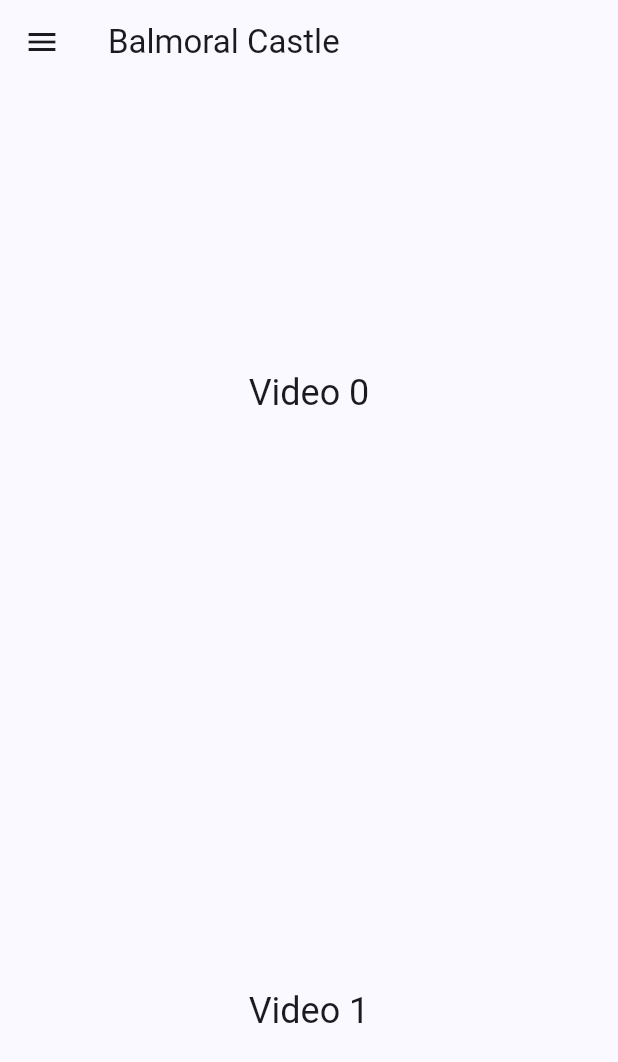
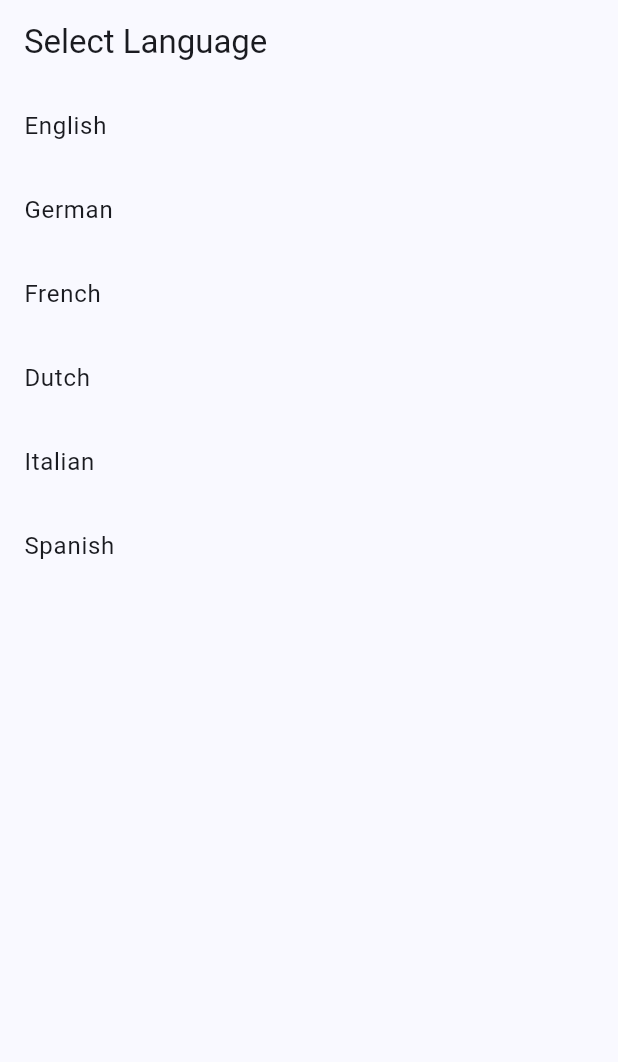
Before and after one commit to konan-91/Balmoral-Castle, a Flutter app: the screen it shows after launch, on a phone screen of 412 x 824 dp. Shown: the top 1062 px of the screen. Run offline on Flutter 3.47's test engine with Material 3 defaults, Android fonts, the phone set to English and light mode, and no system bars.

Commit message:
Added language selection screen on startup & language selection menu item

```diff
--- /dev/null
+++ b/lib/language_selection_screen.dart
@@ -0,0 +1,35 @@
+import 'package:flutter/material.dart';
+import 'package:provider/provider.dart';
+import 'language_provider.dart';
+import 'main.dart';
+
+class LanguageSelectionScreen extends StatelessWidget {
+  const LanguageSelectionScreen({super.key});
+
+  @override
+  Widget build(BuildContext context) {
+    final provider = Provider.of<LanguageProvider>(context, listen: false);
+
+    final languages = ['English', 'German', 'French', 'Dutch', 'Italian', 'Spanish'];
+
+    return Scaffold(
+      appBar: AppBar(title: const Text('Select Language')),
+      body: ListView.builder(
+        itemCount: languages.length,
+        itemBuilder: (context, index) {
+          final lang = languages[index];
+          return ListTile(
+            title: Text(lang),
+            onTap: () {
+              provider.setLanguage(lang);
+              Navigator.pushReplacement(
+                context,
+                MaterialPageRoute(builder: (_) => const MyHomePage()),
+              );
+            },
+          );
+        },
+      ),
+    );
+  }
+}
--- a/lib/main.dart
+++ b/lib/main.dart
@@ -1,13 +1,21 @@
 import 'package:flutter/material.dart';
 import 'package:provider/provider.dart';
-import 'package:provider/provider.dart';
+import 'language_selection_screen.dart';
+import 'language_provider.dart';
 
 void main() {
-  runApp(const MyApp());
+  runApp(
+    ChangeNotifierProvider(
+      create: (_) => LanguageProvider(),
+      child: MyApp(),
+    ),
+  );
 }
 
 class MyApp extends StatelessWidget {
   const MyApp({super.key});
+
+
 
   // Global Appearance Controls
   @override
@@ -17,7 +25,7 @@ class MyApp extends StatelessWidget {
       theme: ThemeData(
         colorScheme: ColorScheme.fromSeed(seedColor: Colors.blueAccent),
       ),
-      home: const MyHomePage(),
+      home: const LanguageSelectionScreen(),
     );
   }
 }
@@ -28,6 +36,10 @@ class MyHomePage extends StatelessWidget {
   // App Start
   @override
   Widget build(BuildContext context) {
+
+    final language = context.watch<LanguageProvider>().language; // Debug, checking lang works
+    print('Current Language: $language');
+
     return Scaffold(
       appBar: AppBar(
         title: const Text('Balmoral Castle'),
@@ -35,37 +47,36 @@ class MyHomePage extends StatelessWidget {
       drawer: Drawer(
         child: ListView(
           padding: EdgeInsets.zero,
-          children: const [
-            DrawerHeader(
+          children: [
+            const DrawerHeader(
               decoration: BoxDecoration(color: Colors.blue),
               child: Text('Menu', style: TextStyle(color: Colors.white)),
             ),
             ListTile(
-              leading: Icon(Icons.language),
-              title: Text('Language'),
+              title: const Text('Language'),
+              onTap: () {
+                Navigator.pushReplacement(
+                  context,
+                  MaterialPageRoute(builder: (_) => LanguageSelectionScreen()),
+                );
+              },
             ),
-            ListTile(
-              leading: Icon(Icons.card_travel),
+            const ListTile(
               title: Text('Visit'),
             ),
-            ListTile(
-              leading: Icon(Icons.new_releases),
+            const ListTile(
               title: Text('New For 2025'),
             ),
-            ListTile(
-              leading: Icon(Icons.house),
+            const ListTile(
               title: Text('Stay'),
             ),
-            ListTile(
-              leading: Icon(Icons.emoji_food_beverage),
+            const ListTile(
               title: Text('Eat & Shop'),
             ),
-            ListTile(
-              leading: Icon(Icons.timer),
+            const ListTile(
               title: Text('Admission & Opening Times'),
             ),
-            ListTile(
-              leading: Icon(Icons.copyright),
+            const ListTile(
               title: Text('Copyright'),
             ),
           ],
```
